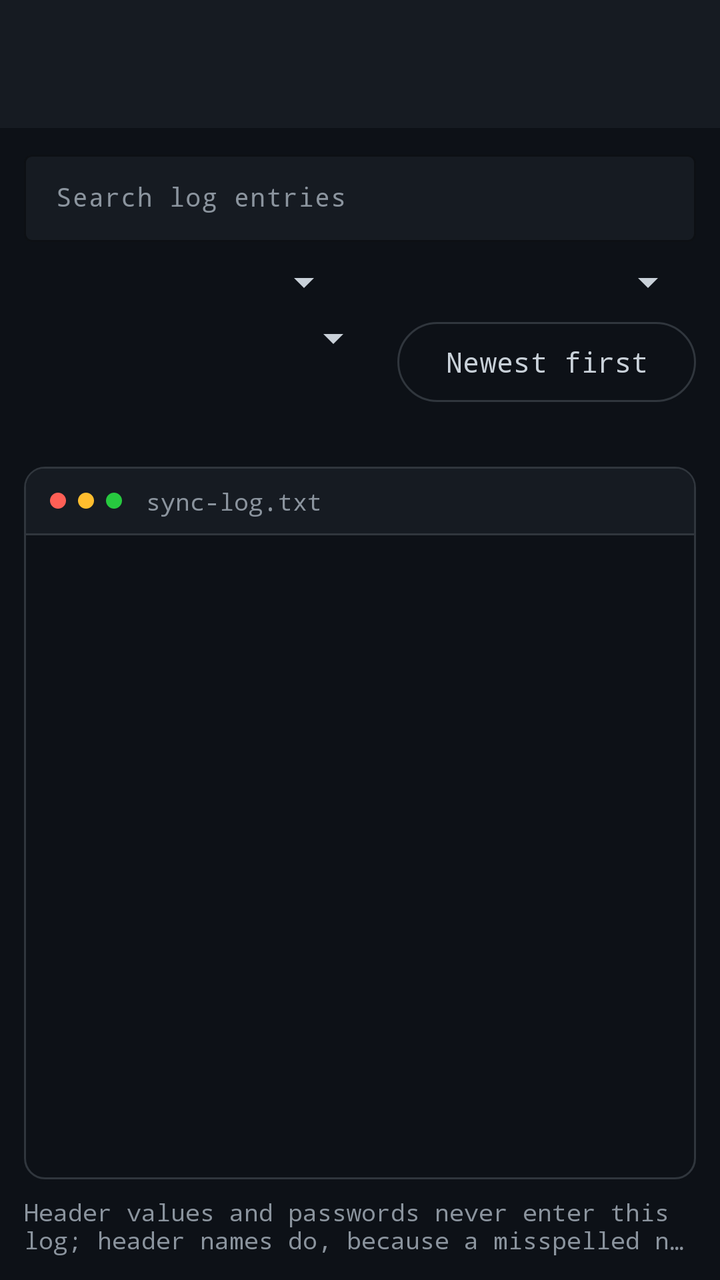
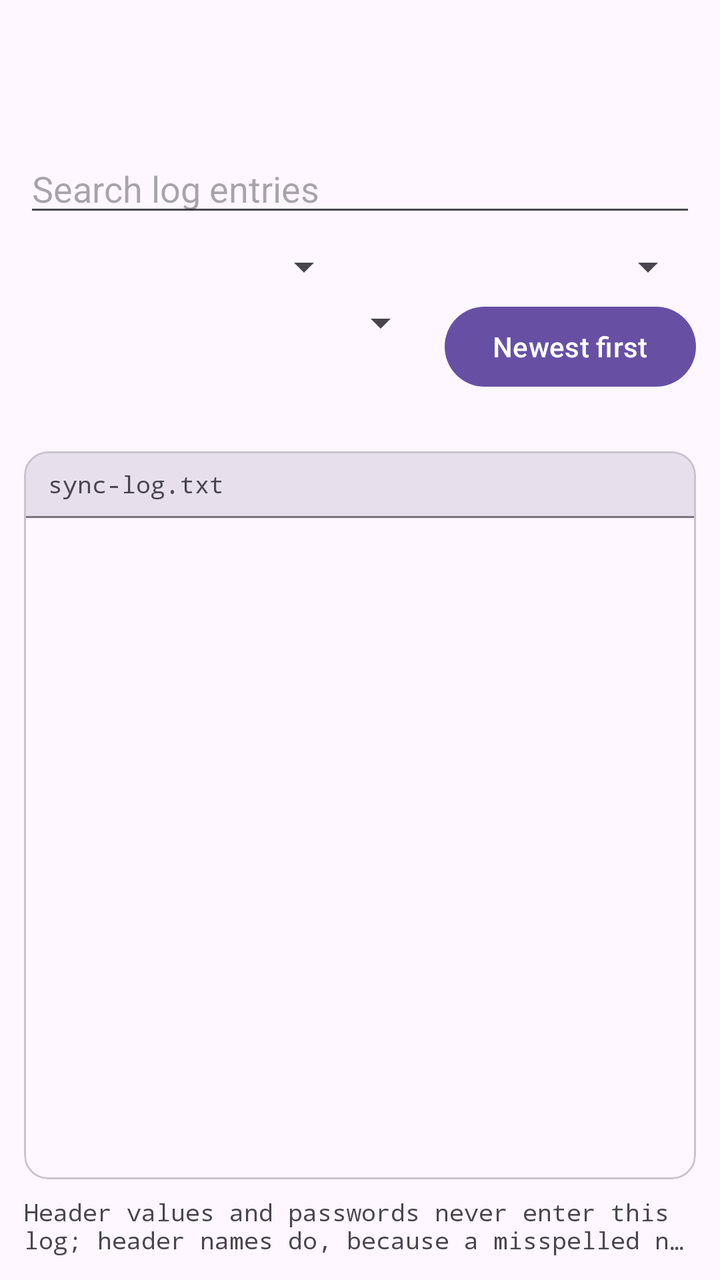

Before-and-after screenshots of an Android layout around one commit, followed by the original layout XML and the change that was made.
<!-- AndroidManifest.xml: application theme Theme.DavProvider -->
<!-- res/layout/activity_logs.xml -->
<?xml version="1.0" encoding="utf-8"?>
<LinearLayout xmlns:android="http://schemas.android.com/apk/res/android"
    xmlns:app="http://schemas.android.com/apk/res-auto"
    android:layout_width="match_parent"
    android:layout_height="match_parent"
    android:background="@color/term_bg"
    android:fitsSystemWindows="true"
    android:orientation="vertical"
    android:theme="@style/Theme.DavProvider.Terminal">

    <com.google.android.material.appbar.AppBarLayout
        android:layout_width="match_parent"
        android:layout_height="wrap_content"
        android:background="@color/term_bar"
        app:elevation="0dp">

        <com.google.android.material.appbar.MaterialToolbar
            android:id="@+id/log_toolbar"
            android:layout_width="match_parent"
            android:layout_height="?attr/actionBarSize"
            android:background="@color/term_bar"
            app:navigationIconTint="@color/term_text"
            app:titleTextColor="@color/term_text" />

    </com.google.android.material.appbar.AppBarLayout>

    <LinearLayout
        android:layout_width="match_parent"
        android:layout_height="wrap_content"
        android:orientation="vertical"
        android:paddingStart="12dp"
        android:paddingTop="8dp"
        android:paddingEnd="12dp"
        android:paddingBottom="4dp">

        
        <com.google.android.material.textfield.TextInputLayout
            style="@style/Widget.Material3.TextInputLayout.OutlinedBox.Dense"
            android:layout_width="match_parent"
            android:layout_height="wrap_content"
            android:hint="@string/log_search_hint"
            app:boxBackgroundColor="@color/term_bar"
            app:boxStrokeColor="@color/term_border"
            app:hintTextColor="@color/term_dim">

            <com.google.android.material.textfield.TextInputEditText
                android:id="@+id/log_search"
                android:layout_width="match_parent"
                android:layout_height="wrap_content"
                android:fontFamily="monospace"
                android:imeOptions="actionSearch"
                android:inputType="text"
                android:maxLines="1"
                android:textColor="@color/term_text"
                android:textColorHint="@color/term_dim"
                android:textSize="13sp" />

        </com.google.android.material.textfield.TextInputLayout>

        <LinearLayout
            android:layout_width="match_parent"
            android:layout_height="wrap_content"
            android:layout_marginTop="8dp"
            android:orientation="horizontal">

            <androidx.appcompat.widget.AppCompatSpinner
                android:id="@+id/log_level_filter"
                android:layout_width="0dp"
                android:layout_height="wrap_content"
                android:layout_weight="1"
                android:popupBackground="@drawable/term_popup" />

            <androidx.appcompat.widget.AppCompatSpinner
                android:id="@+id/log_kind_filter"
                android:layout_width="0dp"
                android:layout_height="wrap_content"
                android:layout_marginStart="8dp"
                android:layout_weight="1"
                android:popupBackground="@drawable/term_popup" />

        </LinearLayout>

        <LinearLayout
            android:layout_width="match_parent"
            android:layout_height="wrap_content"
            android:layout_marginTop="4dp"
            android:orientation="horizontal">

            <androidx.appcompat.widget.AppCompatSpinner
                android:id="@+id/log_account_filter"
                android:layout_width="0dp"
                android:layout_height="wrap_content"
                android:layout_weight="1"
                android:popupBackground="@drawable/term_popup" />

            
            <com.google.android.material.button.MaterialButton
                android:id="@+id/log_sort"
                style="?attr/materialButtonOutlinedStyle"
                android:layout_width="wrap_content"
                android:layout_height="wrap_content"
                android:layout_marginStart="8dp"
                android:fontFamily="monospace"
                android:text="@string/log_sort_newest"
                android:textColor="@color/term_text"
                app:strokeColor="@color/term_border" />

        </LinearLayout>

        <TextView
            android:id="@+id/log_showing"
            android:layout_width="match_parent"
            android:layout_height="wrap_content"
            android:layout_marginTop="8dp"
            android:fontFamily="monospace"
            android:textColor="@color/term_dim"
            android:textSize="12sp" />

    </LinearLayout>

    
    <LinearLayout
        android:layout_width="match_parent"
        android:layout_height="0dp"
        android:layout_marginStart="12dp"
        android:layout_marginEnd="12dp"
        android:layout_weight="1"
        android:background="@drawable/term_container"
        android:orientation="vertical"
        android:padding="1dp">

        <LinearLayout
            android:layout_width="match_parent"
            android:layout_height="wrap_content"
            android:background="@drawable/term_title_bar"
            android:gravity="center_vertical"
            android:orientation="horizontal"
            android:paddingStart="12dp"
            android:paddingTop="8dp"
            android:paddingEnd="12dp"
            android:paddingBottom="8dp">

            <View
                android:layout_width="8dp"
                android:layout_height="8dp"
                android:background="@drawable/term_dot_red" />

            <View
                android:layout_width="8dp"
                android:layout_height="8dp"
                android:layout_marginStart="6dp"
                android:background="@drawable/term_dot_yellow" />

            <View
                android:layout_width="8dp"
                android:layout_height="8dp"
                android:layout_marginStart="6dp"
                android:background="@drawable/term_dot_green" />

            
            <TextView
                android:layout_width="0dp"
                android:layout_height="wrap_content"
                android:layout_marginStart="12dp"
                android:layout_weight="1"
                android:ellipsize="end"
                android:fontFamily="monospace"
                android:maxLines="1"
                android:text="@string/log_file_name"
                android:textColor="@color/term_dim"
                android:textSize="12sp" />

        </LinearLayout>

        <View
            android:layout_width="match_parent"
            android:layout_height="1dp"
            android:background="@color/term_border" />

        <FrameLayout
            android:layout_width="match_parent"
            android:layout_height="0dp"
            android:layout_weight="1">

            <androidx.recyclerview.widget.RecyclerView
                android:id="@+id/log_list"
                android:layout_width="match_parent"
                android:layout_height="match_parent"
                android:clipToPadding="false"
                android:paddingTop="6dp"
                android:paddingBottom="10dp"
                android:scrollbars="vertical" />

            <LinearLayout
                android:id="@+id/log_loading"
                android:layout_width="wrap_content"
                android:layout_height="wrap_content"
                android:layout_gravity="center"
                android:gravity="center"
                android:orientation="vertical"
                android:visibility="gone">

                <ProgressBar
                    android:layout_width="wrap_content"
                    android:layout_height="wrap_content"
                    android:indeterminate="true"
                    android:indeterminateTint="@color/term_text" />

                <TextView
                    android:layout_width="wrap_content"
                    android:layout_height="wrap_content"
                    android:layout_marginTop="12dp"
                    android:fontFamily="monospace"
                    android:text="@string/log_loading"
                    android:textColor="@color/term_dim"
                    android:textSize="12sp" />

            </LinearLayout>

            
            <TextView
                android:id="@+id/log_message"
                android:layout_width="match_parent"
                android:layout_height="wrap_content"
                android:layout_gravity="center"
                android:fontFamily="monospace"
                android:gravity="center"
                android:padding="24dp"
                android:textColor="@color/term_dim"
                android:textSize="12sp"
                android:visibility="gone" />

            
            <TextView
                android:id="@+id/log_error"
                android:layout_width="match_parent"
                android:layout_height="wrap_content"
                android:layout_gravity="center"
                android:fontFamily="monospace"
                android:gravity="center"
                android:padding="24dp"
                android:textColor="@color/level_error"
                android:textIsSelectable="true"
                android:textSize="12sp"
                android:visibility="gone" />

        </FrameLayout>

    </LinearLayout>

    
    <TextView
        android:id="@+id/log_note"
        android:layout_width="match_parent"
        android:layout_height="wrap_content"
        android:ellipsize="end"
        android:fontFamily="monospace"
        android:maxLines="2"
        android:paddingStart="12dp"
        android:paddingTop="8dp"
        android:paddingEnd="12dp"
        android:paddingBottom="12dp"
        android:text="@string/log_note"
        android:textColor="@color/term_dim"
        android:textSize="12sp" />

</LinearLayout>
<!-- resources referenced by this layout -->
<resources>
  <color name="level_error">#F85149</color>
  <color name="term_bar">#161B22</color>
  <color name="term_bg">#0D1117</color>
  <color name="term_border">#30363D</color>
  <color name="term_dim">#8B949E</color>
  <color name="term_text">#C9D1D9</color>
  <!-- drawable term_container (drawable) -->
  <?xml version="1.0" encoding="utf-8"?>
  <shape xmlns:android="http://schemas.android.com/apk/res/android"
      android:shape="rectangle">
  
      <solid android:color="@color/term_bg" />
      <corners android:radius="10dp" />
      <stroke
          android:width="1dp"
          android:color="@color/term_border" />
  
  </shape>
  <!-- drawable term_dot_green (drawable) -->
  <?xml version="1.0" encoding="utf-8"?>
  <shape xmlns:android="http://schemas.android.com/apk/res/android"
      android:shape="oval">
      <solid android:color="@color/dot_green" />
  </shape>
  <!-- drawable term_dot_red (drawable) -->
  <?xml version="1.0" encoding="utf-8"?>
  <shape xmlns:android="http://schemas.android.com/apk/res/android"
      android:shape="oval">
      <solid android:color="@color/dot_red" />
  </shape>
  <!-- drawable term_dot_yellow (drawable) -->
  <?xml version="1.0" encoding="utf-8"?>
  <shape xmlns:android="http://schemas.android.com/apk/res/android"
      android:shape="oval">
      <solid android:color="@color/dot_yellow" />
  </shape>
  <!-- drawable term_popup (drawable) -->
  <?xml version="1.0" encoding="utf-8"?>
  <shape xmlns:android="http://schemas.android.com/apk/res/android"
      android:shape="rectangle">
  
      <solid android:color="@color/term_bar" />
      <corners android:radius="8dp" />
      <stroke
          android:width="1dp"
          android:color="@color/term_border" />
  
  </shape>
  <!-- drawable term_title_bar (drawable) -->
  <?xml version="1.0" encoding="utf-8"?>
  <shape xmlns:android="http://schemas.android.com/apk/res/android"
      android:shape="rectangle">
  
      <solid android:color="@color/term_bar" />
      <corners
          android:topLeftRadius="9dp"
          android:topRightRadius="9dp" />
  
  </shape>
  <string name="log_file_name" translatable="false">sync-log.txt</string>
  <string name="log_loading">Reading the log\u2026</string>
  <string name="log_note">Header values and passwords never enter this log; header names do, because a misspelled name is a real failure mode and is not a secret. Text the server sent — the first line of a response body, and the DAV conditions it returned — is kept, because that is the server\'s answer rather than anything this app sent.</string>
  <string name="log_search_hint">Search log entries</string>
  <string name="log_sort_newest">Newest first</string>
  <style name="Theme.DavProvider.Terminal" parent="ThemeOverlay.AppCompat.Dark">
  
          
          <item name="colorPrimary">@color/term_text</item>
          <item name="colorOnPrimary">@color/term_bg</item>
          <item name="colorControlNormal">@color/term_text</item>
          <item name="colorControlActivated">@color/term_text</item>
          <item name="colorControlHighlight">@color/term_border</item>
  
          <item name="colorSurface">@color/term_bg</item>
          <item name="colorOnSurface">@color/term_text</item>
          <item name="colorSurfaceVariant">@color/term_bar</item>
          <item name="colorOnSurfaceVariant">@color/term_dim</item>
          <item name="colorOutline">@color/term_border</item>
  
          
          <item name="colorError">@color/level_error</item>
          <item name="colorOnError">@color/term_bg</item>
  
          <item name="android:textColorPrimary">@color/term_text</item>
          <item name="android:textColorSecondary">@color/term_dim</item>
          <item name="android:textColorHint">@color/term_dim</item>
  
      </style>
  <style name="Theme.DavProvider" parent="Theme.Material3.DayNight.NoActionBar" />
  <color name="dot_green">#27C93F</color>
  <color name="dot_red">#FF5F56</color>
  <color name="dot_yellow">#FFBD2E</color>
</resources>

<!-- the commit's change to res/layout/activity_logs.xml (unified diff, before → after) -->
@@ -3,24 +3,18 @@
     xmlns:app="http://schemas.android.com/apk/res-auto"
     android:layout_width="match_parent"
     android:layout_height="match_parent"
-    android:background="@color/term_bg"
     android:fitsSystemWindows="true"
-    android:orientation="vertical"
-    android:theme="@style/Theme.DavProvider.Terminal">
+    android:orientation="vertical">
 
     <com.google.android.material.appbar.AppBarLayout
         android:layout_width="match_parent"
         android:layout_height="wrap_content"
-        android:background="@color/term_bar"
         app:elevation="0dp">
 
         <com.google.android.material.appbar.MaterialToolbar
             android:id="@+id/log_toolbar"
             android:layout_width="match_parent"
-            android:layout_height="?attr/actionBarSize"
-            android:background="@color/term_bar"
-            app:navigationIconTint="@color/term_text"
-            app:titleTextColor="@color/term_text" />
+            android:layout_height="?attr/actionBarSize" />
 
     </com.google.android.material.appbar.AppBarLayout>
 
@@ -34,28 +28,15 @@
         android:paddingBottom="4dp">
 
         
-        <com.google.android.material.textfield.TextInputLayout
-            style="@style/Widget.Material3.TextInputLayout.OutlinedBox.Dense"
+        <EditText
+            android:id="@+id/log_search"
             android:layout_width="match_parent"
             android:layout_height="wrap_content"
             android:hint="@string/log_search_hint"
-            app:boxBackgroundColor="@color/term_bar"
-            app:boxStrokeColor="@color/term_border"
-            app:hintTextColor="@color/term_dim">
-
-            <com.google.android.material.textfield.TextInputEditText
-                android:id="@+id/log_search"
-                android:layout_width="match_parent"
-                android:layout_height="wrap_content"
-                android:fontFamily="monospace"
-                android:imeOptions="actionSearch"
-                android:inputType="text"
-                android:maxLines="1"
-                android:textColor="@color/term_text"
-                android:textColorHint="@color/term_dim"
-                android:textSize="13sp" />
-
-        </com.google.android.material.textfield.TextInputLayout>
+            android:imeOptions="actionSearch"
+            android:importantForAutofill="no"
+            android:inputType="text"
+            android:maxLines="1" />
 
         <LinearLayout
             android:layout_width="match_parent"
@@ -63,12 +44,13 @@
             android:layout_marginTop="8dp"
             android:orientation="horizontal">
 
+            
             <androidx.appcompat.widget.AppCompatSpinner
                 android:id="@+id/log_level_filter"
                 android:layout_width="0dp"
                 android:layout_height="wrap_content"
                 android:layout_weight="1"
-                android:popupBackground="@drawable/term_popup" />
+                android:popupBackground="?attr/popupMenuBackground" />
 
             <androidx.appcompat.widget.AppCompatSpinner
                 android:id="@+id/log_kind_filter"
@@ -76,7 +58,7 @@
                 android:layout_height="wrap_content"
                 android:layout_marginStart="8dp"
                 android:layout_weight="1"
-                android:popupBackground="@drawable/term_popup" />
+                android:popupBackground="?attr/popupMenuBackground" />
 
         </LinearLayout>
 
@@ -91,19 +73,15 @@
                 android:layout_width="0dp"
                 android:layout_height="wrap_content"
                 android:layout_weight="1"
-                android:popupBackground="@drawable/term_popup" />
+                android:popupBackground="?attr/popupMenuBackground" />
 
             
-            <com.google.android.material.button.MaterialButton
+            <Button
                 android:id="@+id/log_sort"
-                style="?attr/materialButtonOutlinedStyle"
                 android:layout_width="wrap_content"
                 android:layout_height="wrap_content"
                 android:layout_marginStart="8dp"
-                android:fontFamily="monospace"
-                android:text="@string/log_sort_newest"
-                android:textColor="@color/term_text"
-                app:strokeColor="@color/term_border" />
+                android:text="@string/log_sort_newest" />
 
         </LinearLayout>
 
@@ -112,141 +90,126 @@
             android:layout_width="match_parent"
             android:layout_height="wrap_content"
             android:layout_marginTop="8dp"
-            android:fontFamily="monospace"
-            android:textColor="@color/term_dim"
-            android:textSize="12sp" />
+            android:textAppearance="?attr/textAppearanceBodySmall" />
 
     </LinearLayout>
 
     
-    <LinearLayout
+    <com.google.android.material.card.MaterialCardView
+        style="?attr/materialCardViewOutlinedStyle"
         android:layout_width="match_parent"
         android:layout_height="0dp"
         android:layout_marginStart="12dp"
         android:layout_marginEnd="12dp"
-        android:layout_weight="1"
-        android:background="@drawable/term_container"
-        android:orientation="vertical"
-        android:padding="1dp">
+        android:layout_weight="1">
 
         <LinearLayout
             android:layout_width="match_parent"
-            android:layout_height="wrap_content"
-            android:background="@drawable/term_title_bar"
-            android:gravity="center_vertical"
-            android:orientation="horizontal"
-            android:paddingStart="12dp"
-            android:paddingTop="8dp"
-            android:paddingEnd="12dp"
-            android:paddingBottom="8dp">
+            android:layout_height="match_parent"
+            android:orientation="vertical">
+
+            <LinearLayout
+                android:layout_width="match_parent"
+                android:layout_height="wrap_content"
+                android:background="?attr/colorSurfaceVariant"
+                android:gravity="center_vertical"
+                android:orientation="horizontal"
+                android:paddingStart="12dp"
+                android:paddingTop="8dp"
+                android:paddingEnd="12dp"
+                android:paddingBottom="8dp">
+
+                
+                <TextView
+                    android:layout_width="0dp"
+                    android:layout_height="wrap_content"
+                    android:layout_weight="1"
+                    android:ellipsize="end"
+                    android:fontFamily="monospace"
+                    android:maxLines="1"
+                    android:text="@string/log_file_name"
+                    android:textColor="?attr/colorOnSurfaceVariant"
+                    android:textSize="12sp" />
+
+            </LinearLayout>
 
             <View
-                android:layout_width="8dp"
-                android:layout_height="8dp"
-                android:background="@drawable/term_dot_red" />
-
-            <View
-                android:layout_width="8dp"
-                android:layout_height="8dp"
-                android:layout_marginStart="6dp"
-                android:background="@drawable/term_dot_yellow" />
-
-            <View
-                android:layout_width="8dp"
-                android:layout_height="8dp"
-                android:layout_marginStart="6dp"
-                android:background="@drawable/term_dot_green" />
-
-            
-            <TextView
-                android:layout_width="0dp"
-                android:layout_height="wrap_content"
-                android:layout_marginStart="12dp"
-                android:layout_weight="1"
-                android:ellipsize="end"
-                android:fontFamily="monospace"
-                android:maxLines="1"
-                android:text="@string/log_file_name"
-                android:textColor="@color/term_dim"
-                android:textSize="12sp" />
+                android:layout_width="match_parent"
+                android:layout_height="1dp"
+                android:background="?attr/colorOutline" />
+
+            <FrameLayout
+                android:layout_width="match_parent"
+                android:layout_height="0dp"
+                android:layout_weight="1">
+
+                <androidx.recyclerview.widget.RecyclerView
+                    android:id="@+id/log_list"
+                    android:layout_width="match_parent"
+                    android:layout_height="match_parent"
+                    android:clipToPadding="false"
+                    android:paddingTop="6dp"
+                    android:paddingBottom="10dp"
+                    android:scrollbars="vertical" />
+
+                <LinearLayout
+                    android:id="@+id/log_loading"
+                    android:layout_width="wrap_content"
+                    android:layout_height="wrap_content"
+                    android:layout_gravity="center"
+                    android:gravity="center"
+                    android:orientation="vertical"
+                    android:visibility="gone">
+
+                    <ProgressBar
+                        android:layout_width="wrap_content"
+                        android:layout_height="wrap_content"
+                        android:indeterminate="true"
+                        android:indeterminateTint="?attr/colorPrimary" />
+
+                    <TextView
+                        android:layout_width="wrap_content"
+                        android:layout_height="wrap_content"
+                        android:layout_marginTop="12dp"
+                        android:fontFamily="monospace"
+                        android:text="@string/log_loading"
+                        android:textColor="?attr/colorOnSurfaceVariant"
+                        android:textSize="12sp" />
+
+                </LinearLayout>
+
+                
+                <TextView
+                    android:id="@+id/log_message"
+                    android:layout_width="match_parent"
+                    android:layout_height="wrap_content"
+                    android:layout_gravity="center"
+                    android:fontFamily="monospace"
+                    android:gravity="center"
+                    android:padding="24dp"
+                    android:textColor="?attr/colorOnSurfaceVariant"
+                    android:textSize="12sp"
+                    android:visibility="gone" />
+
+                
+                <TextView
+                    android:id="@+id/log_error"
+                    android:layout_width="match_parent"
+                    android:layout_height="wrap_content"
+                    android:layout_gravity="center"
+                    android:fontFamily="monospace"
+                    android:gravity="center"
+                    android:padding="24dp"
+                    android:textColor="?attr/colorError"
+                    android:textIsSelectable="true"
+                    android:textSize="12sp"
+                    android:visibility="gone" />
+
+            </FrameLayout>
 
         </LinearLayout>
 
-        <View
-            android:layout_width="match_parent"
-            android:layout_height="1dp"
-            android:background="@color/term_border" />
-
-        <FrameLayout
-            android:layout_width="match_parent"
-            android:layout_height="0dp"
-            android:layout_weight="1">
-
-            <androidx.recyclerview.widget.RecyclerView
-                android:id="@+id/log_list"
-                android:layout_width="match_parent"
-                android:layout_height="match_parent"
-                android:clipToPadding="false"
-                android:paddingTop="6dp"
-                android:paddingBottom="10dp"
-                android:scrollbars="vertical" />
-
-            <LinearLayout
-                android:id="@+id/log_loading"
-                android:layout_width="wrap_content"
-                android:layout_height="wrap_content"
-                android:layout_gravity="center"
-                android:gravity="center"
-                android:orientation="vertical"
-                android:visibility="gone">
-
-                <ProgressBar
-                    android:layout_width="wrap_content"
-                    android:layout_height="wrap_content"
-                    android:indeterminate="true"
-                    android:indeterminateTint="@color/term_text" />
-
-                <TextView
-                    android:layout_width="wrap_content"
-                    android:layout_height="wrap_content"
-                    android:layout_marginTop="12dp"
-                    android:fontFamily="monospace"
-                    android:text="@string/log_loading"
-                    android:textColor="@color/term_dim"
-                    android:textSize="12sp" />
-
-            </LinearLayout>
-
-            
-            <TextView
-                android:id="@+id/log_message"
-                android:layout_width="match_parent"
-                android:layout_height="wrap_content"
-                android:layout_gravity="center"
-                android:fontFamily="monospace"
-                android:gravity="center"
-                android:padding="24dp"
-                android:textColor="@color/term_dim"
-                android:textSize="12sp"
-                android:visibility="gone" />
-
-            
-            <TextView
-                android:id="@+id/log_error"
-                android:layout_width="match_parent"
-                android:layout_height="wrap_content"
-                android:layout_gravity="center"
-                android:fontFamily="monospace"
-                android:gravity="center"
-                android:padding="24dp"
-                android:textColor="@color/level_error"
-                android:textIsSelectable="true"
-                android:textSize="12sp"
-                android:visibility="gone" />
-
-        </FrameLayout>
-
-    </LinearLayout>
+    </com.google.android.material.card.MaterialCardView>
 
     
     <TextView
@@ -261,7 +224,7 @@
         android:paddingEnd="12dp"
         android:paddingBottom="12dp"
         android:text="@string/log_note"
-        android:textColor="@color/term_dim"
+        android:textColor="?attr/colorOnSurfaceVariant"
         android:textSize="12sp" />
 
 </LinearLayout>
<!-- resource entries referenced after the edit -->
@@ -1,96 +1,10 @@
 <!-- resources referenced by this layout -->
 <resources>
-  <color name="level_error">#F85149</color>
-  <color name="term_bar">#161B22</color>
-  <color name="term_bg">#0D1117</color>
-  <color name="term_border">#30363D</color>
-  <color name="term_dim">#8B949E</color>
-  <color name="term_text">#C9D1D9</color>
-  <!-- drawable term_container (drawable) -->
-  <?xml version="1.0" encoding="utf-8"?>
-  <shape xmlns:android="http://schemas.android.com/apk/res/android"
-      android:shape="rectangle">
-  
-      <solid android:color="@color/term_bg" />
-      <corners android:radius="10dp" />
-      <stroke
-          android:width="1dp"
-          android:color="@color/term_border" />
-  
-  </shape>
-  <!-- drawable term_dot_green (drawable) -->
-  <?xml version="1.0" encoding="utf-8"?>
-  <shape xmlns:android="http://schemas.android.com/apk/res/android"
-      android:shape="oval">
-      <solid android:color="@color/dot_green" />
-  </shape>
-  <!-- drawable term_dot_red (drawable) -->
-  <?xml version="1.0" encoding="utf-8"?>
-  <shape xmlns:android="http://schemas.android.com/apk/res/android"
-      android:shape="oval">
-      <solid android:color="@color/dot_red" />
-  </shape>
-  <!-- drawable term_dot_yellow (drawable) -->
-  <?xml version="1.0" encoding="utf-8"?>
-  <shape xmlns:android="http://schemas.android.com/apk/res/android"
-      android:shape="oval">
-      <solid android:color="@color/dot_yellow" />
-  </shape>
-  <!-- drawable term_popup (drawable) -->
-  <?xml version="1.0" encoding="utf-8"?>
-  <shape xmlns:android="http://schemas.android.com/apk/res/android"
-      android:shape="rectangle">
-  
-      <solid android:color="@color/term_bar" />
-      <corners android:radius="8dp" />
-      <stroke
-          android:width="1dp"
-          android:color="@color/term_border" />
-  
-  </shape>
-  <!-- drawable term_title_bar (drawable) -->
-  <?xml version="1.0" encoding="utf-8"?>
-  <shape xmlns:android="http://schemas.android.com/apk/res/android"
-      android:shape="rectangle">
-  
-      <solid android:color="@color/term_bar" />
-      <corners
-          android:topLeftRadius="9dp"
-          android:topRightRadius="9dp" />
-  
-  </shape>
   <string name="log_file_name" translatable="false">sync-log.txt</string>
   <string name="log_loading">Reading the log\u2026</string>
   <string name="log_note">Header values and passwords never enter this log; header names do, because a misspelled name is a real failure mode and is not a secret. Text the server sent — the first line of a response body, and the DAV conditions it returned — is kept, because that is the server\'s answer rather than anything this app sent.</string>
   <string name="log_search_hint">Search log entries</string>
   <string name="log_sort_newest">Newest first</string>
-  <style name="Theme.DavProvider.Terminal" parent="ThemeOverlay.AppCompat.Dark">
-  
-          
-          <item name="colorPrimary">@color/term_text</item>
-          <item name="colorOnPrimary">@color/term_bg</item>
-          <item name="colorControlNormal">@color/term_text</item>
-          <item name="colorControlActivated">@color/term_text</item>
-          <item name="colorControlHighlight">@color/term_border</item>
-  
-          <item name="colorSurface">@color/term_bg</item>
-          <item name="colorOnSurface">@color/term_text</item>
-          <item name="colorSurfaceVariant">@color/term_bar</item>
-          <item name="colorOnSurfaceVariant">@color/term_dim</item>
-          <item name="colorOutline">@color/term_border</item>
-  
-          
-          <item name="colorError">@color/level_error</item>
-          <item name="colorOnError">@color/term_bg</item>
-  
-          <item name="android:textColorPrimary">@color/term_text</item>
-          <item name="android:textColorSecondary">@color/term_dim</item>
-          <item name="android:textColorHint">@color/term_dim</item>
-  
-      </style>
   <style name="Theme.DavProvider" parent="Theme.Material3.DayNight.NoActionBar" />
-  <color name="dot_green">#27C93F</color>
-  <color name="dot_red">#FF5F56</color>
-  <color name="dot_yellow">#FFBD2E</color>
 </resources>
 
